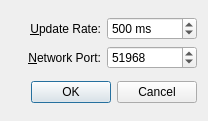
Old version of the form optionsdialog.ui in the repository albar965/littlenavconnect.
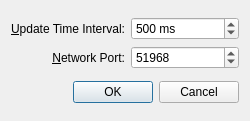
New version of the form.

```diff
--- a/optionsdialog.ui
+++ b/optionsdialog.ui
@@ -6,7 +6,7 @@
    <rect>
     <x>0</x>
     <y>0</y>
-    <width>208</width>
+    <width>250</width>
     <height>121</height>
    </rect>
   </property>
@@ -19,7 +19,7 @@
      <item row="0" column="0">
       <widget class="QLabel" name="labelOptionsUpdateRate">
        <property name="text">
-        <string>&amp;Update Rate:</string>
+        <string>&amp;Update Time Interval:</string>
        </property>
        <property name="alignment">
         <set>Qt::AlignRight|Qt::AlignTrailing|Qt::AlignVCenter</set>
```
